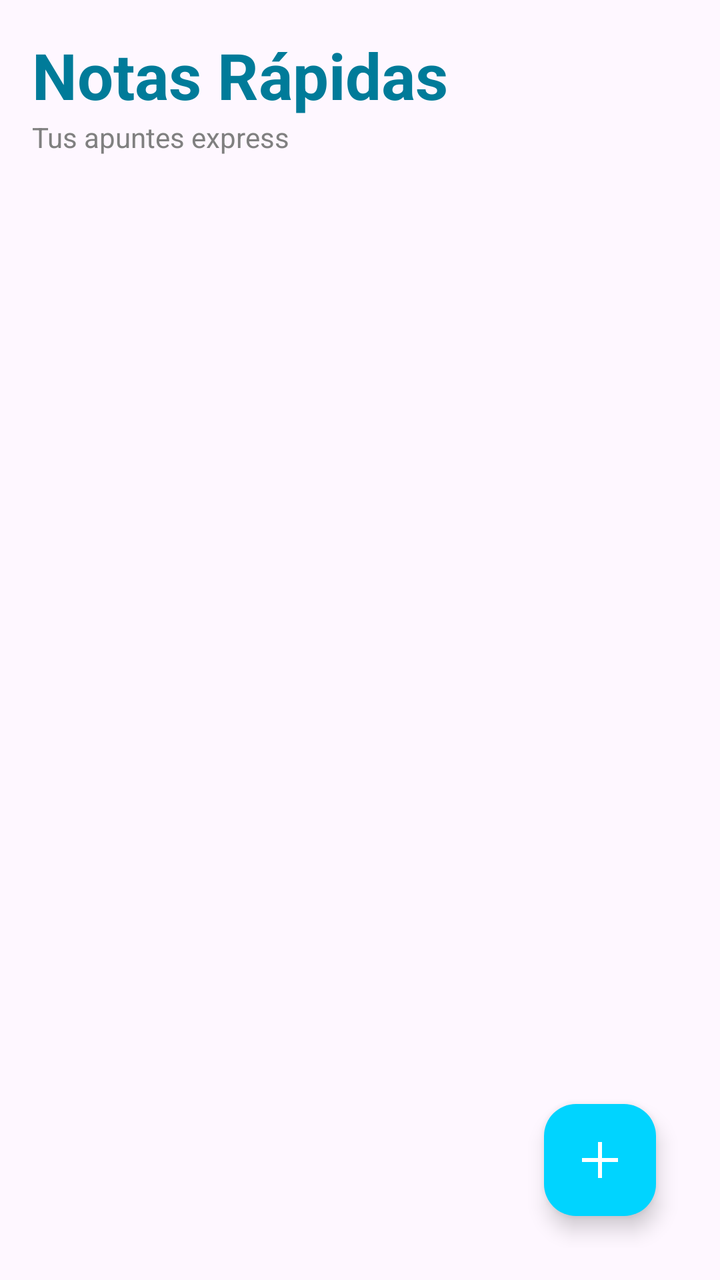
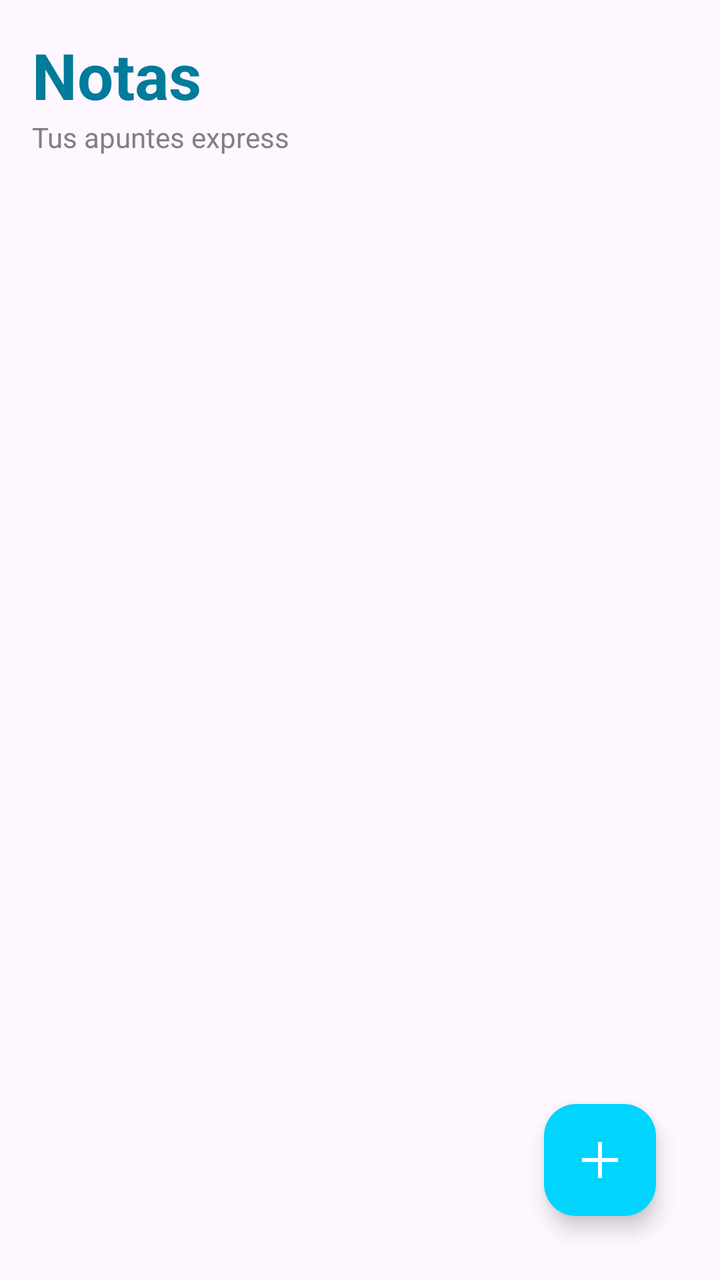

Before-and-after screenshots of an Android layout around one commit, followed by the original layout XML and the change that was made.
<!-- AndroidManifest.xml: application theme Theme.StudiOS -->
<!-- res/layout/nota_pantalla_principal.xml -->
<?xml version="1.0" encoding="utf-8"?>
<androidx.constraintlayout.widget.ConstraintLayout
    xmlns:android="http://schemas.android.com/apk/res/android"
    xmlns:app="http://schemas.android.com/apk/res-auto"
    android:layout_width="match_parent"
    android:layout_height="match_parent"
    android:background="?attr/colorSurface"
    android:padding="16dp">

    <TextView
        android:id="@+id/tvTituloSeccionNotas"
        android:layout_width="wrap_content"
        android:layout_height="wrap_content"
        android:text="Notas Rápidas"
        android:textSize="32sp"
        android:textStyle="bold"
        android:textColor="@color/studios_cyan_titulo"
        android:shadowColor="@color/studios_cyan_sombra"
        android:shadowDx="0"
        android:shadowDy="0"
        android:shadowRadius="15"
        app:layout_constraintTop_toTopOf="parent"
        app:layout_constraintStart_toStartOf="parent" />

    <TextView
        android:id="@+id/tvSubtituloNotas"
        android:layout_width="wrap_content"
        android:layout_height="wrap_content"
        android:text="Tus apuntes express"
        android:textColor="@color/gris_texto"
        android:textSize="14sp"
        app:layout_constraintStart_toStartOf="parent"
        app:layout_constraintTop_toBottomOf="@id/tvTituloSeccionNotas" />

    <LinearLayout
        android:id="@+id/layoutNotasVacias"
        android:layout_width="match_parent"
        android:layout_height="wrap_content"
        android:orientation="vertical"
        android:gravity="center"
        android:visibility="gone"
        app:layout_constraintTop_toTopOf="parent"
        app:layout_constraintBottom_toBottomOf="parent"
        app:layout_constraintStart_toStartOf="parent"
        app:layout_constraintEnd_toEndOf="parent">

        <TextView
            android:layout_width="wrap_content"
            android:layout_height="wrap_content"
            android:text="📝"
            android:textSize="64sp"
            android:alpha="0.5"/>

        <TextView
            android:layout_width="wrap_content"
            android:layout_height="wrap_content"
            android:layout_marginTop="16dp"
            android:text="No tienes notas guardadas"
            android:textColor="?attr/colorOnSurface"
            android:textSize="18sp"
            android:textStyle="bold" />

        <TextView
            android:layout_width="wrap_content"
            android:layout_height="wrap_content"
            android:text="Toca el botón + para crear una"
            android:textColor="@color/gris_texto"
            android:layout_marginTop="8dp" />
    </LinearLayout>

    <androidx.recyclerview.widget.RecyclerView
        android:id="@+id/rvListaNotas"
        android:layout_width="0dp"
        android:layout_height="0dp"
        android:layout_marginTop="16dp"
        android:clipToPadding="false"
        android:paddingBottom="80dp"
        app:layout_constraintTop_toBottomOf="@id/tvSubtituloNotas"
        app:layout_constraintBottom_toBottomOf="parent"
        app:layout_constraintStart_toStartOf="parent"
        app:layout_constraintEnd_toEndOf="parent" />

    <com.google.android.material.floatingactionbutton.FloatingActionButton
        android:id="@+id/fabAgregarNota"
        android:layout_width="wrap_content"
        android:layout_height="wrap_content"
        android:layout_marginEnd="16dp"
        android:layout_marginBottom="16dp"
        android:src="@drawable/ic_add_box"
        app:backgroundTint="@color/studios_cyan"
        app:tint="@color/white"
        app:layout_constraintBottom_toBottomOf="parent"
        app:layout_constraintEnd_toEndOf="parent" />

</androidx.constraintlayout.widget.ConstraintLayout>
<!-- resources referenced by this layout -->
<resources>
  <color name="gris_texto">#808080</color>
  <color name="studios_cyan">#00D4FF</color>
  <color name="studios_cyan_sombra">#00000000</color>
  <color name="studios_cyan_titulo">#007B99</color>
  <color name="white">#FFFFFFFF</color>
  <!-- drawable ic_add_box (drawable) -->
  <vector xmlns:android="http://schemas.android.com/apk/res/android" android:height="24dp" android:tint="#000000" android:viewportHeight="960" android:viewportWidth="960" android:width="24dp">
        
      <path android:fillColor="@android:color/white" android:pathData="M440,840L440,520L120,520L120,440L440,440L440,120L520,120L520,440L840,440L840,520L520,520L520,840L440,840Z"/>
      
  </vector>
  <style name="Theme.StudiOS" parent="Base.Theme.StudiOS" />
  <style name="Base.Theme.StudiOS" parent="Theme.Material3.DayNight.NoActionBar">
          
          
      </style>
</resources>

<!-- the commit's change to res/layout/nota_pantalla_principal.xml (unified diff, before → after) -->
@@ -11,7 +11,7 @@
         android:id="@+id/tvTituloSeccionNotas"
         android:layout_width="wrap_content"
         android:layout_height="wrap_content"
-        android:text="Notas Rápidas"
+        android:text="Notas"
         android:textSize="32sp"
         android:textStyle="bold"
         android:textColor="@color/studios_cyan_titulo"
